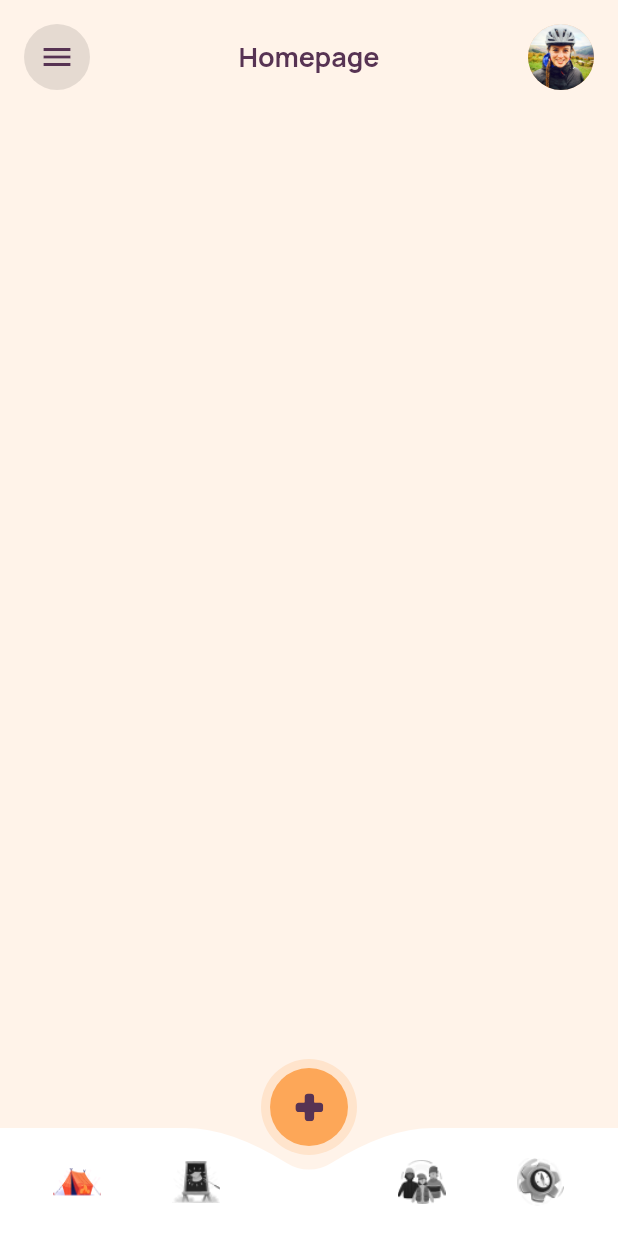
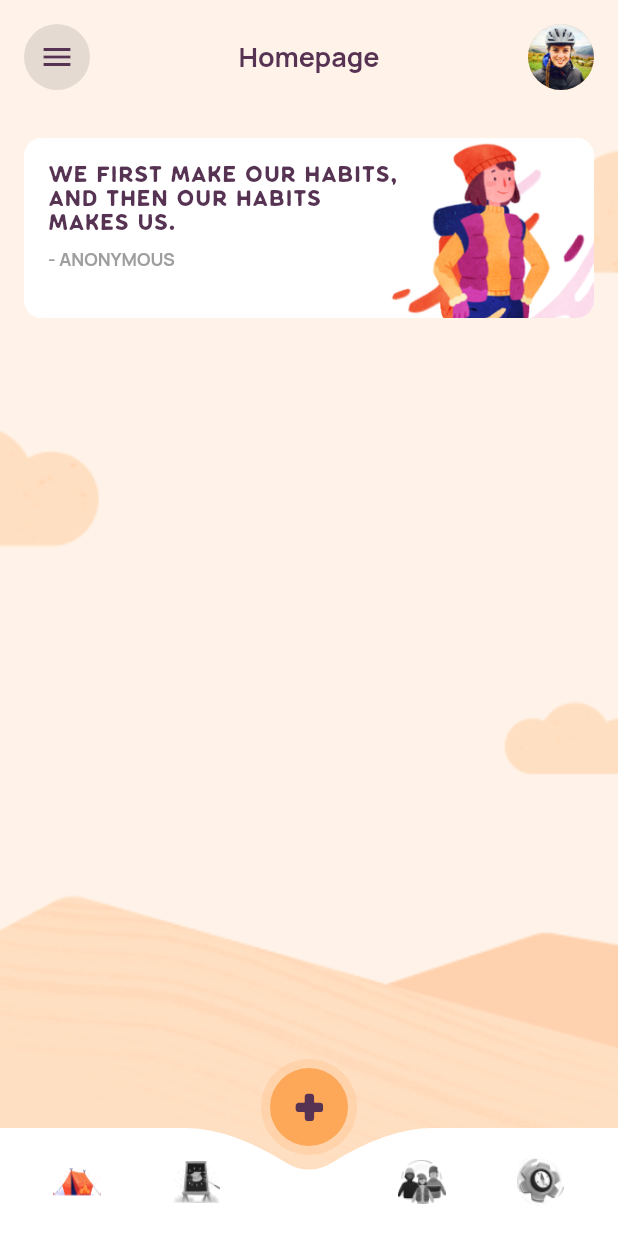
Before and after one commit to diogostein/habit-builder-flutter, a Flutter app: the TrackingHabitsPage screen opened by its route, on a phone screen of 412 x 824 dp. Run offline on Flutter 3.47's test engine with Material 2 defaults, Android fonts, the phone set to English and light mode, and no system bars; our stand-ins replace flutter_modular, flutter_svg, form_field_validator.

Commit message:
Adiciona background de montanha e cria banner motivacional na homepage

```diff
--- a/design_system/lib/atomic/atoms/flat_card.dart
+++ b/design_system/lib/atomic/atoms/flat_card.dart
@@ -18,11 +18,12 @@ class HBFlatCard extends StatelessWidget {
     return Card(
       elevation: 0,
       margin: margin,
+      clipBehavior: Clip.antiAlias,
       shape: RoundedRectangleBorder(
-        borderRadius: BorderRadius.circular(HBRadius.box),
+        borderRadius: BorderRadius.circular(HBRadius.flatCard),
       ),
       child: Padding(
-        padding: padding ?? const EdgeInsets.all(HBSpacings.large),
+        padding: padding ?? const EdgeInsets.all(HBSpacings.regular),
         child: child,
       ),
     );
--- /dev/null
+++ b/design_system/lib/atomic/atoms/image_provider.dart
@@ -0,0 +1,9 @@
+import 'package:flutter/material.dart';
+
+class HBAssetImage extends AssetImage {
+  const HBAssetImage(
+    super.assetName, {
+    super.bundle,
+    super.package = 'design_system',
+  });
+}
--- a/design_system/lib/atomic/atoms/text.dart
+++ b/design_system/lib/atomic/atoms/text.dart
@@ -41,6 +41,15 @@ class HBText extends StatelessWidget {
     );
   }
 
+  factory HBText.headline4(String data, {Key? key, TextAlign? textAlign}) {
+    return HBText(
+      data.toUpperCase(),
+      key: key,
+      style: HBTextStyles.headline4,
+      textAlign: textAlign ?? TextAlign.center,
+    );
+  }
+
   factory HBText.small(String data, {Key? key, TextAlign? textAlign}) {
     return HBText(
       data,
--- a/design_system/lib/atomic/templates/scaffold.dart
+++ b/design_system/lib/atomic/templates/scaffold.dart
@@ -7,6 +7,7 @@ class HBScaffold extends StatelessWidget {
   final Widget? bottomNavigationBar;
   final Widget? floatingActionButton;
   final FloatingActionButtonLocation? floatingActionButtonLocation;
+  final bool extendBody;
 
   const HBScaffold({
     super.key,
@@ -16,16 +17,19 @@ class HBScaffold extends StatelessWidget {
     this.bottomNavigationBar,
     this.floatingActionButton,
     this.floatingActionButtonLocation,
+    this.extendBody = false,
   });
 
   @override
   Widget build(BuildContext context) {
     return Scaffold(
+      extendBody: extendBody,
       bottomNavigationBar: bottomNavigationBar,
       floatingActionButton: floatingActionButton,
       floatingActionButtonLocation: floatingActionButtonLocation ??
           FloatingActionButtonLocation.centerDocked,
       body: SafeArea(
+        bottom: !extendBody,
         child: CustomScrollView(
           slivers: [
             SliverFillRemaining(
--- a/design_system/lib/atomic/tokens/assets.dart
+++ b/design_system/lib/atomic/tokens/assets.dart
@@ -7,6 +7,7 @@ abstract class HBIllustrations {
   static const boxLocked = 'lib/assets/illustrations/box_locked.png';
   static const createYourAccount =
       'lib/assets/illustrations/create_your_account.png';
+  static const bgMountains = 'lib/assets/illustrations/bg_mountains.png';
 }
 
 abstract class HBSvgIcons {
--- a/design_system/lib/atomic/tokens/dimensions.dart
+++ b/design_system/lib/atomic/tokens/dimensions.dart
@@ -15,6 +15,7 @@ abstract class HBRadius {
   static const socialButton = 12.0;
   static const inputForm = 12.0;
   static const box = 20.0;
+  static const flatCard = 12.0;
 }
 
 abstract class HBFontSizes {
@@ -30,4 +31,5 @@ abstract class HBFontSizes {
   static const headline1 = 40.0;
   static const headline2 = 32.0;
   static const headline3 = 24.0;
+  static const headline4 = 18.0;
 }
--- a/design_system/lib/atomic/tokens/styles.dart
+++ b/design_system/lib/atomic/tokens/styles.dart
@@ -30,6 +30,13 @@ abstract class HBTextStyles {
     debugLabel: 'Headline3',
     fontFamily: 'Klasik',
     fontSize: HBFontSizes.headline3,
+    fontWeight: FontWeight.w400,
+  );
+
+  static final headline4 = _parent.copyWith(
+    debugLabel: 'Headline4',
+    fontFamily: 'Klasik',
+    fontSize: HBFontSizes.headline4,
     fontWeight: FontWeight.w400,
   );
 
--- a/design_system/lib/design_system.dart
+++ b/design_system/lib/design_system.dart
@@ -7,6 +7,7 @@ export 'atomic/atoms/flat_card.dart';
 export 'atomic/atoms/floating_action_button.dart';
 export 'atomic/atoms/gap.dart';
 export 'atomic/atoms/image.dart';
+export 'atomic/atoms/image_provider.dart';
 export 'atomic/atoms/menu_icon_button.dart';
 export 'atomic/atoms/tab.dart';
 export 'atomic/atoms/text.dart';
--- a/habit_builder/lib/src/modules/home/ui/tracking_habits/tracking_habits_page.dart
+++ b/habit_builder/lib/src/modules/home/ui/tracking_habits/tracking_habits_page.dart
@@ -1,5 +1,7 @@
 import 'package:design_system/design_system.dart';
 import 'package:flutter/material.dart';
+
+import 'widgets/motivational_banner.dart';
 
 class TrackingHabitsPage extends StatefulWidget {
   const TrackingHabitsPage({Key? key}) : super(key: key);
@@ -12,6 +14,7 @@ class _TrackingHabitsPageState extends State<TrackingHabitsPage> {
   @override
   Widget build(BuildContext context) {
     return HBScaffold(
+      extendBody: true,
       headerBar: HBHeaderBar(
         leading: HBCircleIconButton.drawer(onPressed: () {}),
         titleText: 'Homepage',
@@ -28,7 +31,21 @@ class _TrackingHabitsPageState extends State<TrackingHabitsPage> {
         onMenuIconPressed: (menuIconType) {},
         activeMenuIcon: HBMenuIconType.home,
       ),
-      body: Container(),
+      body: Container(
+        height: double.infinity,
+        decoration: const BoxDecoration(
+          image: DecorationImage(
+            image: HBAssetImage(HBIllustrations.bgMountains),
+            fit: BoxFit.cover,
+            alignment: Alignment.bottomCenter,
+          ),
+        ),
+        child: Column(
+          children: const [
+            MotivationalBanner(),
+          ],
+        ),
+      ),
     );
   }
 }
--- /dev/null
+++ b/habit_builder/lib/src/modules/home/ui/tracking_habits/widgets/motivational_banner.dart
@@ -0,0 +1,48 @@
+import 'package:design_system/design_system.dart';
+import 'package:flutter/material.dart';
+
+class MotivationalBanner extends StatelessWidget {
+  const MotivationalBanner({super.key});
+
+  @override
+  Widget build(BuildContext context) {
+    return HBFlatCard(
+      margin: const EdgeInsets.all(HBSpacings.regular),
+      padding: EdgeInsets.zero,
+      child: Stack(
+        children: [
+          const Positioned(
+            top: -32,
+            right: -32,
+            child: HBImage(
+              HBIllustrations.manConfident,
+              width: 200,
+            ),
+          ),
+          Padding(
+            padding: const EdgeInsets.all(HBSpacings.regular),
+            child: Column(
+              crossAxisAlignment: CrossAxisAlignment.stretch,
+              children: [
+                HBText.headline4(
+                  'WE FIRST MAKE OUR HABITS,\nAND THEN OUR HABITS\nMAKES US.',
+                  textAlign: TextAlign.start,
+                ),
+                const HBGapHeight.xSmall(),
+                HBText(
+                  '- ANONYMOUS',
+                  style: HBTextStyles.body.copyWith(
+                    fontSize: HBFontSizes.xSmall,
+                    fontWeight: FontWeight.bold,
+                    color: Colors.grey,
+                  ),
+                ),
+                const HBGapHeight(),
+              ],
+            ),
+          ),
+        ],
+      ),
+    );
+  }
+}
```
Also changed, not shown: design_system/lib/assets/illustrations/bg_mountains.png (added).
